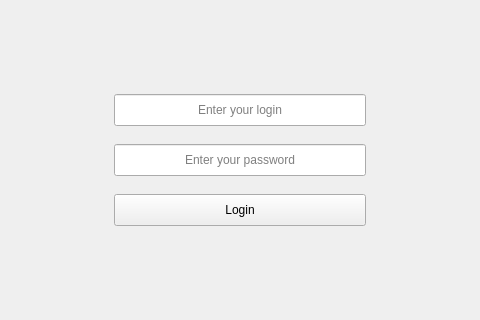
Above: forms/t_chat_main.ui from tsvetk0ff/mychat before the change; both pictures show x 166 to 646 and y 236 to 556 of the 809 by 648 pixel window. Below: the same form after it.
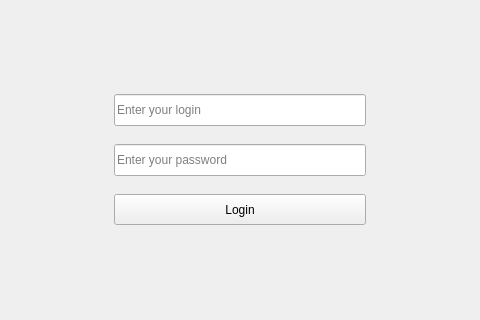
That is the form after the change. Icons and pictures are not drawn.

Commit message: went on modifying main GUI form

What changed in the file:
```diff
--- a/forms/t_chat_main.ui
+++ b/forms/t_chat_main.ui
@@ -55,23 +55,7 @@
        </item>
       </layout>
      </widget>
-     <widget class="QLineEdit" name="lineEditLogin">
-      <property name="geometry">
-       <rect>
-        <x>280</x>
-        <y>330</y>
-        <width>252</width>
-        <height>32</height>
-       </rect>
-      </property>
-      <property name="alignment">
-       <set>Qt::AlignCenter</set>
-      </property>
-      <property name="placeholderText">
-       <string>Enter your login</string>
-      </property>
-     </widget>
-     <widget class="QLineEdit" name="lineEditPassword">
+     <widget class="QLineEdit" name="le_login_password">
       <property name="geometry">
        <rect>
         <x>280</x>
@@ -80,20 +64,33 @@
         <height>32</height>
        </rect>
       </property>
-      <property name="alignment">
-       <set>Qt::AlignCenter</set>
+      <property name="echoMode">
+       <enum>QLineEdit::Password</enum>
       </property>
       <property name="placeholderText">
        <string>Enter your password</string>
       </property>
      </widget>
-     <widget class="QPushButton" name="pushButtonLogin">
+     <widget class="QLineEdit" name="le_login_input">
+      <property name="geometry">
+       <rect>
+        <x>280</x>
+        <y>330</y>
+        <width>252</width>
+        <height>32</height>
+       </rect>
+      </property>
+      <property name="placeholderText">
+       <string>Enter your login</string>
+      </property>
+     </widget>
+     <widget class="QPushButton" name="pb_login_submit">
       <property name="geometry">
        <rect>
         <x>280</x>
         <y>430</y>
         <width>252</width>
-        <height>32</height>
+        <height>31</height>
        </rect>
       </property>
       <property name="text">
```
The commit also changes 1 other file.
